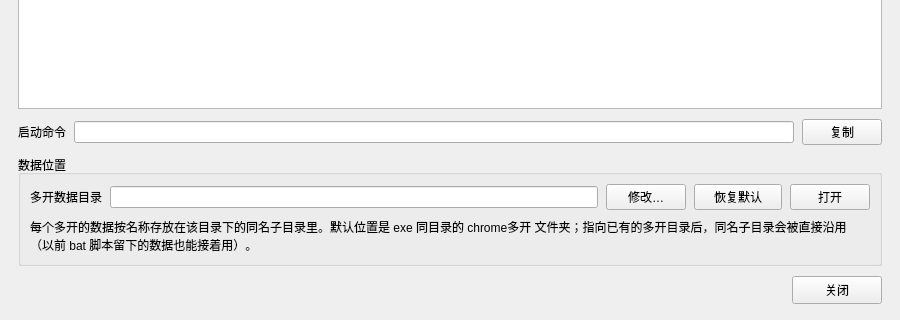
Above: chromemultiopenform.ui from BlueGhostJ/BG_Assistant before the change; both pictures show x 0 to 900 and y 280 to 600 of the 900 by 600 pixel window. Below: the same form after it.
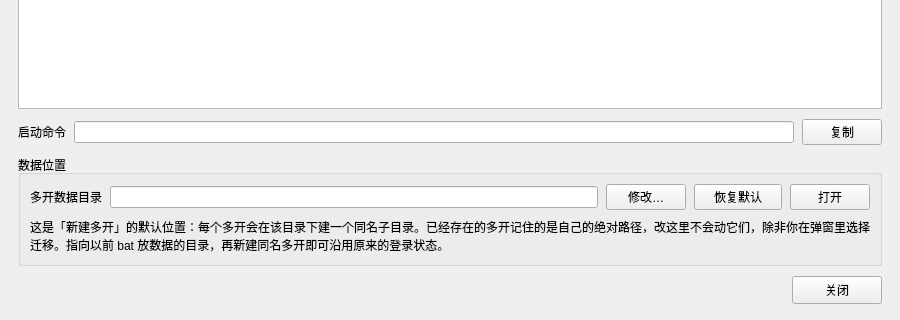
That is the form after the change.

Commit message:
feat(chrome): 代理框随模式清空、多开记住数据目录并支持迁移、命令行按 bat 补引号
- 代理切到「系统代理 / 不使用代理」时清空服务器输入框并置灰，不保留用不到的旧值；
  保存时也只记录「指定代理服务器」模式下的地址
- ChromeProfile 新增 dataDir（绝对路径，ini 的 DataDir）：新建时记下来，之后改全局数据位置
  不会把已有多个开悄悄指到别处；旧配置加载时按当时的全局目录补齐。管理列表新增「数据目录」列
- 新建 / 编辑对话框：数据目录可「浏览…」选择、也可直接改；与全局位置不一致时，
  「用全局目录」一键改回 <全局位置>\<名称>
- 数据目录一变（改名、浏览、用全局目录），点确定后询问是否迁移数据：同盘 rename，
  跨盘完整复制成功后才删旧目录，失败不会动旧数据；也允许只改配置不迁移
- 改全局数据位置时，若已有多个开则询问是否一起迁移；选「否」只影响以后新建的多开
- 展示的命令行按 bat 模板给路径 / URL / UA / 窗口名补引号（复制到 cmd 不会被 & 截断）；
  实际传给 chrome.exe 的参数仍不带引号

```diff
--- a/chromemultiopenform.ui
+++ b/chromemultiopenform.ui
@@ -242,7 +242,7 @@
       <item row="1" column="0" colspan="5">
        <widget class="QLabel" name="dataHintLabel">
         <property name="text">
-         <string>每个多开的数据按名称存放在该目录下的同名子目录里。默认位置是 exe 同目录的 chrome多开 文件夹；指向已有的多开目录后，同名子目录会被直接沿用（以前 bat 脚本留下的数据也能接着用）。</string>
+         <string>这是「新建多开」的默认位置：每个多开会在该目录下建一个同名子目录。已经存在的多开记住的是自己的绝对路径，改这里不会动它们，除非你在弹窗里选择迁移。指向以前 bat 放数据的目录，再新建同名多开即可沿用原来的登录状态。</string>
         </property>
         <property name="wordWrap">
          <bool>true</bool>
```
The commit also changes 9 other files.
